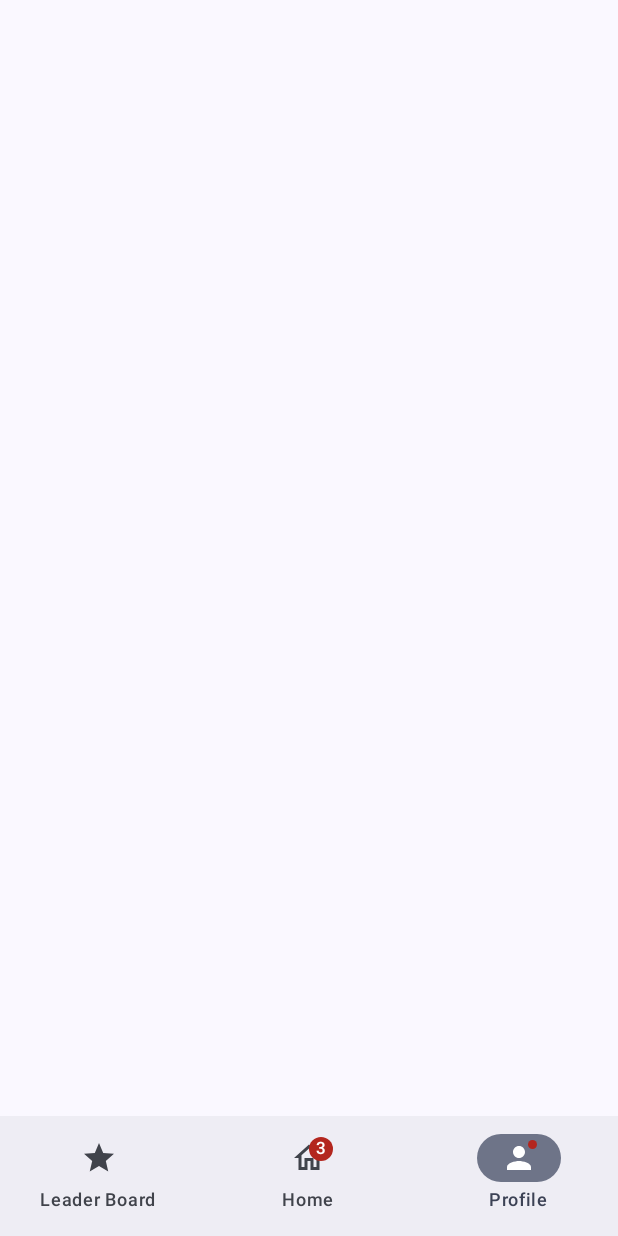
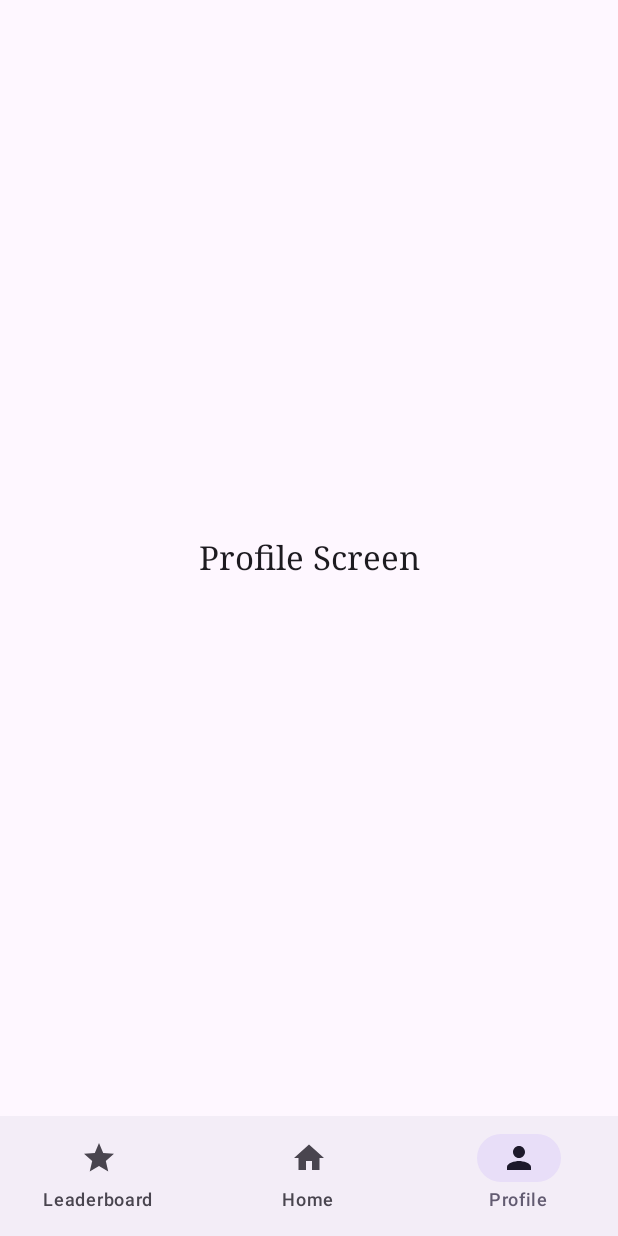
Before and after one commit to gunduzl/TaskManagement, an Android app built with Jetpack Compose: the screen it shows after launch (MainActivity), item 3 of the bottom bar chosen, on a phone screen of 412 x 824 dp. Run offline under Robolectric (Android 15) with nearby library versions, the phone set to English and light mode, and no system bars.

Commit message:
more proffesional navigation bar is added

```diff
--- a/app/src/main/java/com/example/taskmanager/MainActivity.kt
+++ b/app/src/main/java/com/example/taskmanager/MainActivity.kt
@@ -3,134 +3,14 @@ package com.example.taskmanager
 import android.os.Bundle
 import androidx.activity.ComponentActivity
 import androidx.activity.compose.setContent
-import androidx.compose.foundation.layout.fillMaxSize
-import androidx.compose.material.icons.Icons
-import androidx.compose.material.icons.filled.Home
-import androidx.compose.material.icons.filled.Person
-import androidx.compose.material.icons.filled.Star
-import androidx.compose.material.icons.outlined.Home
-import androidx.compose.material.icons.outlined.Person
-import androidx.compose.material.icons.outlined.Star
-import androidx.compose.material3.Badge
-import androidx.compose.material3.BadgedBox
-import androidx.compose.material3.ExperimentalMaterial3Api
-import androidx.compose.material3.Icon
-import androidx.compose.material3.MaterialTheme
-import androidx.compose.material3.NavigationBar
-import androidx.compose.material3.NavigationBarItem
-import androidx.compose.material3.Scaffold
-import androidx.compose.material3.Surface
-import androidx.compose.material3.Text
-import androidx.compose.runtime.Composable
-import androidx.compose.runtime.mutableStateOf
-import androidx.compose.runtime.setValue
-import androidx.compose.runtime.getValue
-import androidx.compose.runtime.saveable.rememberSaveable
-import androidx.compose.ui.Modifier
-import androidx.compose.ui.graphics.vector.ImageVector
-import androidx.compose.ui.tooling.preview.Preview
-import com.example.taskmanager.ui.theme.TaskManagerTheme
+import com.example.taskmanager.components.navigation.AppNavigation
 
-data class BottomNavigationItem(
-    val title: String,
-    val selectedIcon: ImageVector,
-    val unselectedIcon: ImageVector,
-    val hasNews: Boolean,
-    val badgeCount: Int? = null
-)
-// hello world
-@OptIn(ExperimentalMaterial3Api::class)
+
 class MainActivity : ComponentActivity() {
     override fun onCreate(savedInstanceState: Bundle?) {
         super.onCreate(savedInstanceState)
         setContent {
-            TaskManagerTheme {
-                val items = listOf(
-                    BottomNavigationItem(
-                        title = "Leader Board",
-                        selectedIcon = Icons.Filled.Star,
-                        unselectedIcon = Icons.Outlined.Star,
-                        hasNews = false,
-                    ),
-                    BottomNavigationItem(
-                        title = "Home",
-                        selectedIcon = Icons.Filled.Home,
-                        unselectedIcon = Icons.Outlined.Home,
-                        hasNews = false,
-                        badgeCount = 3
-                    ),
-                    BottomNavigationItem(
-                        title = "Profile",
-                        selectedIcon = Icons.Filled.Person,
-                        unselectedIcon = Icons.Outlined.Person,
-                        hasNews = true,
-                    ),
-                )
-                var selectedItemIndex by rememberSaveable {
-                    mutableStateOf(0)
-                }
-                Surface(
-                    modifier = Modifier.fillMaxSize(),
-                    color = MaterialTheme.colorScheme.background
-                ) {
-                    Scaffold(
-                        bottomBar = {
-                            NavigationBar {
-                                items.forEachIndexed { index, item ->
-                                    NavigationBarItem(
-                                        selected = selectedItemIndex == index,
-                                        onClick = {
-                                            selectedItemIndex = index
-                                            // navController.navigate(item.title)
-                                        },
-                                        label = {
-                                            Text(text = item.title)
-                                        },
-                                        icon = {
-                                            BadgedBox(
-                                                badge = {
-                                                    if(item.badgeCount != null) {
-                                                        Badge {
-                                                            Text(text = item.badgeCount.toString())
-                                                        }
-                                                    } else if(item.hasNews) {
-                                                        Badge()
-                                                    }
-                                                }
-                                            ) {
-                                                Icon(
-                                                    imageVector = if (index == selectedItemIndex) {
-                                                        item.selectedIcon
-                                                    } else item.unselectedIcon,
-                                                    contentDescription = item.title
-                                                )
-                                            }
-                                        }
-                                    )
-                                }
-                            }
-                        }
-                    ) {
-
-                    }
-                }
-            }
+            AppNavigation()
         }
     }
 }
-
-@Composable
-fun Greeting(name: String, modifier: Modifier = Modifier) {
-    Text(
-        text = "Hello $name!",
-        modifier = modifier
-    )
-}
-
-@Preview(showBackground = true)
-@Composable
-fun GreetingPreview() {
-    TaskManagerTheme {
-        Greeting("Android")
-    }
-}
--- /dev/null
+++ b/app/src/main/java/com/example/taskmanager/components/navigation/AppNavigation.kt
@@ -0,0 +1,78 @@
+package com.example.taskmanager.components.navigation
+
+import androidx.compose.foundation.layout.padding
+import androidx.compose.material3.Icon
+import androidx.compose.material3.NavigationBar
+import androidx.compose.material3.NavigationBarItem
+import androidx.compose.material3.Scaffold
+import androidx.compose.material3.Text
+import androidx.compose.runtime.Composable
+import androidx.compose.runtime.getValue
+import androidx.compose.ui.Modifier
+import androidx.navigation.NavController
+import androidx.navigation.NavDestination.Companion.hierarchy
+import androidx.navigation.NavGraph.Companion.findStartDestination
+import androidx.navigation.compose.NavHost
+import androidx.navigation.compose.composable
+import androidx.navigation.compose.currentBackStackEntryAsState
+import androidx.navigation.compose.rememberNavController
+import com.example.taskmanager.screens.HomeScreen
+import com.example.taskmanager.screens.LeaderBoardScreen
+import com.example.taskmanager.screens.ProfileScreen
+
+
+@Composable
+fun AppNavigation(){
+    val navController = rememberNavController()
+
+    Scaffold(
+         bottomBar = {
+             NavigationBar {
+                 val navBackStackEntry by navController.currentBackStackEntryAsState()
+                 val currentDestination = navBackStackEntry?.destination
+
+                 listOfNavItems.forEach{navItem ->
+                        NavigationBarItem(
+                            selected = currentDestination?.hierarchy?.any { it.route == navItem.route} == true,
+                            onClick = {
+                                     navController.navigate(navItem.route){
+                                         popUpTo(navController.graph.findStartDestination().id){
+                                             saveState = true
+                                         }
+                                         launchSingleTop = true
+                                         restoreState = true
+                                     }
+                            },
+                            icon = { Icon(
+                                imageVector = navItem.icon,
+                                contentDescription = null
+                            ) },
+                            label = {
+                                Text(text = navItem.label)
+                            } )
+                 }
+
+             }
+        }
+    ) {paddingValues ->
+        NavHost(
+            navController = navController,
+            startDestination = Screens.HomeScreen.name,
+            modifier = Modifier
+                .padding(paddingValues)
+        ){
+
+            composable(route = Screens.Leaderboard.name){
+                LeaderBoardScreen()
+            }
+            composable(route = Screens.HomeScreen.name){
+                HomeScreen()
+            }
+            composable(route = Screens.ProfileScreen.name){
+                ProfileScreen()
+            }
+
+        }
+
+    }
+}
--- /dev/null
+++ b/app/src/main/java/com/example/taskmanager/components/navigation/NavItems.kt
@@ -0,0 +1,32 @@
+package com.example.taskmanager.components.navigation
+
+import androidx.compose.material.icons.Icons
+import androidx.compose.material.icons.filled.Home
+import androidx.compose.material.icons.filled.Person
+import androidx.compose.material.icons.filled.Star
+import androidx.compose.ui.graphics.vector.ImageVector
+
+data class NavItem(
+    val label: String,
+    val icon: ImageVector,
+    val route: String
+
+)
+
+val listOfNavItems : List<NavItem> = listOf(
+    NavItem(
+        label = "Leaderboard",
+        icon = Icons.Default.Star,
+        route = Screens.Leaderboard.name
+    ),
+    NavItem(
+        label = "Home",
+        icon = Icons.Default.Home,
+        route = Screens.HomeScreen.name
+    ),
+    NavItem(
+        label = "Profile",
+        icon = Icons.Default.Person,
+        route = Screens.ProfileScreen.name
+    )
+)
--- /dev/null
+++ b/app/src/main/java/com/example/taskmanager/components/navigation/Screens.kt
@@ -0,0 +1,7 @@
+package com.example.taskmanager.components.navigation
+
+enum class Screens {
+    HomeScreen,
+    ProfileScreen,
+    Leaderboard
+}
--- /dev/null
+++ b/app/src/main/java/com/example/taskmanager/components/pool/pool.kt
@@ -0,0 +1,102 @@
+package com.example.taskmanager.components.pool
+
+import androidx.compose.foundation.background
+import androidx.compose.foundation.border
+import androidx.compose.foundation.clickable
+import androidx.compose.foundation.layout.Arrangement
+import androidx.compose.foundation.layout.Box
+import androidx.compose.foundation.layout.Column
+import androidx.compose.foundation.layout.Row
+import androidx.compose.foundation.layout.Spacer
+import androidx.compose.foundation.layout.fillMaxHeight
+import androidx.compose.foundation.layout.fillMaxSize
+import androidx.compose.foundation.layout.padding
+import androidx.compose.foundation.layout.size
+import androidx.compose.foundation.lazy.LazyColumn
+import androidx.compose.material3.Text
+import androidx.compose.runtime.Composable
+import androidx.compose.ui.Alignment
+import androidx.compose.ui.Modifier
+import androidx.compose.ui.graphics.Color
+import androidx.compose.ui.unit.dp
+import androidx.compose.foundation.layout.fillMaxWidth
+import androidx.compose.foundation.layout.height
+import androidx.compose.foundation.shape.RoundedCornerShape
+import androidx.compose.material.icons.Icons
+import androidx.compose.material.icons.filled.Check
+import androidx.compose.material3.Button
+import androidx.compose.material3.Icon
+import androidx.compose.material3.MaterialTheme
+import androidx.compose.ui.graphics.SolidColor
+import androidx.compose.ui.text.font.FontWeight
+import androidx.compose.ui.text.style.TextAlign
+import androidx.compose.ui.unit.sp
+
+@Composable
+fun Pool(name: String, rowcolor: Color){
+    MaterialTheme {
+        Column(
+            modifier = Modifier
+                .size(width = 800.dp, height = 280.dp)
+                .padding(top = 30.dp, start = 20.dp, end = 10.dp)
+            ,
+            horizontalAlignment = Alignment.Start,
+        ) {
+            Text(text = "$name Tasks", fontSize = 25.sp, fontWeight = FontWeight.Bold)
+
+            LazyColumn(
+                modifier = Modifier
+                    .padding(10.dp)
+                    .background(SolidColor(Color.White), shape = RoundedCornerShape(15.dp))
+                //.size(width = 800.dp, height = 250.dp)
+            ) {
+                items(10) { index ->
+                    Task(name = "elif", col = rowcolor, name)
+                    Spacer(modifier = Modifier.height(20.dp))
+                }
+            }
+        }
+    }
+
+
+}
+
+@Composable
+fun Task(name: String, col: Color, openornot: String){
+    Row(
+        modifier = Modifier
+            .background(color = col, shape = RoundedCornerShape(15.dp))
+            .border(2.dp, color = col, shape = RoundedCornerShape(15.dp))
+            .fillMaxWidth()
+            .padding(10.dp)
+            .height(60.dp)
+            .clickable {  },
+        horizontalArrangement = Arrangement.Center,
+        verticalAlignment = Alignment.CenterVertically
+
+
+    ){
+        Text(text = "Text $name", fontSize = 20.sp, textAlign = TextAlign.Left , fontWeight = FontWeight.Bold)
+        Box(
+            modifier = Modifier
+                .fillMaxSize()
+                .padding(5.dp),
+
+            contentAlignment = Alignment.BottomEnd
+        ) {
+            if(openornot == "Open"){
+                Button(
+                    onClick = { /* Handle button click */ },
+
+                    ) {
+                    Icon(imageVector = Icons.Default.Check,
+                        contentDescription = null,
+                        modifier = Modifier.size(50.dp)  )
+                }
+
+            }
+
+        }
+
+    }
+}
--- /dev/null
+++ b/app/src/main/java/com/example/taskmanager/screens/HomeScreen.kt
@@ -0,0 +1,53 @@
+package com.example.taskmanager.screens
+import androidx.compose.foundation.layout.Column
+import androidx.compose.foundation.layout.Row
+import androidx.compose.foundation.layout.fillMaxHeight
+import androidx.compose.foundation.layout.padding
+import androidx.compose.runtime.Composable
+import androidx.compose.ui.Modifier
+import androidx.compose.ui.graphics.Color
+import androidx.compose.ui.unit.dp
+import androidx.compose.foundation.layout.fillMaxWidth
+import androidx.compose.material.icons.Icons
+import androidx.compose.material.icons.filled.Add
+import androidx.compose.material.icons.filled.Notifications
+import androidx.compose.material3.Button
+import androidx.compose.material3.Icon
+import androidx.compose.material3.Text
+import androidx.compose.ui.Alignment
+import androidx.compose.ui.text.font.FontWeight
+import androidx.compose.ui.text.style.TextAlign
+import androidx.compose.ui.unit.sp
+import com.example.taskmanager.components.pool.Pool
+
+@Composable
+fun HomeScreen(){
+
+    Column(
+        modifier = Modifier
+            .fillMaxWidth(1f)
+            .fillMaxHeight(0.9f)
+            .padding(top = 10.dp, start = 20.dp, end = 10.dp)
+    ) {
+        Button(onClick = { /*TODO*/ }) {
+            Icon(imageVector = Icons.Default.Notifications, contentDescription = null )
+        }
+        Row(
+            modifier = Modifier.padding(top=10.dp)
+        ) {
+            Text(text = "My Department",
+                fontSize = 30.sp,
+                fontWeight = FontWeight.Bold,
+                modifier = Modifier.padding(end= 20.dp, start= 40.dp)
+            )
+
+            Button(onClick = { /*TODO*/ }) {
+                Icon(imageVector = Icons.Default.Add, contentDescription = null )
+            }
+        }
+
+        Pool("Open", Color(0xFFF0F8FF))
+        Pool("Active", Color(0xFFFFADB0))
+    }
+
+}
--- /dev/null
+++ b/app/src/main/java/com/example/taskmanager/screens/LeaderBoardScreen.kt
@@ -0,0 +1,26 @@
+package com.example.taskmanager.screens
+
+
+import androidx.compose.foundation.layout.Box
+import androidx.compose.foundation.layout.fillMaxSize
+import androidx.compose.runtime.Composable
+import androidx.compose.material3.Text
+import androidx.compose.ui.Alignment
+import androidx.compose.ui.Modifier
+import androidx.compose.ui.text.font.FontFamily
+import androidx.compose.ui.unit.sp
+
+@Composable
+fun LeaderBoardScreen() {
+        Box(
+            modifier = Modifier
+                .fillMaxSize(),
+            contentAlignment = Alignment.Center
+        ){
+            Text(
+                text = "Leaderboard Screen",
+                fontFamily = FontFamily.Serif,
+                fontSize = 22.sp
+            )
+        }
+    }
--- /dev/null
+++ b/app/src/main/java/com/example/taskmanager/screens/ProfileScreen.kt
@@ -0,0 +1,26 @@
+// Profile.kt
+package com.example.taskmanager.screens
+
+import androidx.compose.foundation.layout.Box
+import androidx.compose.foundation.layout.fillMaxSize
+import androidx.compose.runtime.Composable
+import androidx.compose.material3.Text
+import androidx.compose.ui.Alignment
+import androidx.compose.ui.Modifier
+import androidx.compose.ui.text.font.FontFamily
+import androidx.compose.ui.unit.sp
+
+@Composable
+fun ProfileScreen() {
+    Box(
+        modifier = Modifier
+            .fillMaxSize(),
+        contentAlignment = Alignment.Center
+    ){
+        Text(
+            text = "Profile Screen",
+            fontFamily = FontFamily.Serif,
+            fontSize = 22.sp
+        )
+    }
+}
```
Also changed, not shown: app/build.gradle.kts (+13 -0 lines), app/src/main/cpp/CMakeLists.txt (added, +38 -0 lines), 1 other file.
